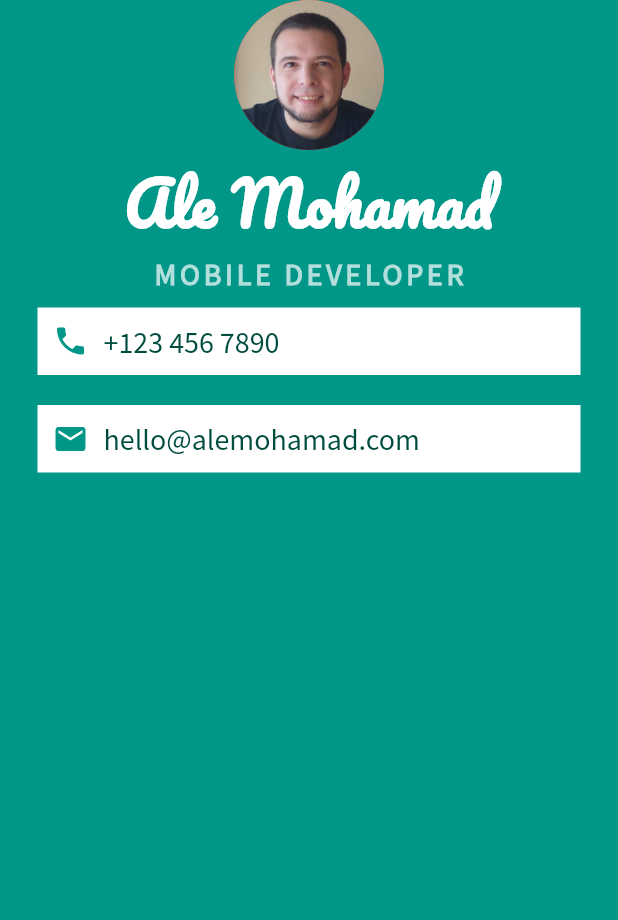
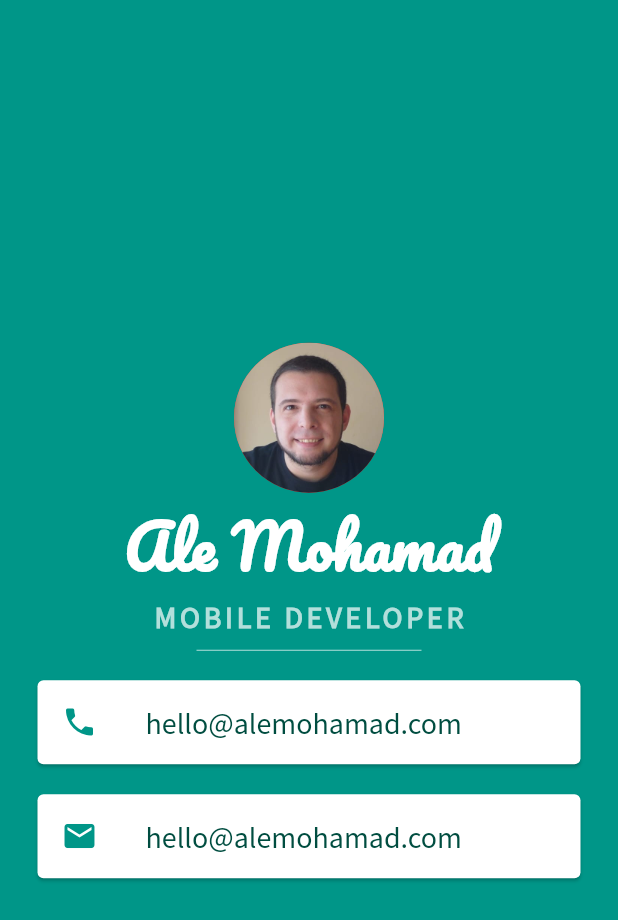
Before and after one commit to alemohamad/flutter-appbrewery, a Flutter app: the screen it shows after launch, on a phone screen of 412 x 824 dp. Shown: the top 920 px of the screen. Run offline on Flutter 3.47's test engine with Material 2 defaults, Android fonts, the phone set to English and light mode, and no system bars.

Commit message:
Changed Container for Card to use custom cards from Material Design

```diff
--- a/mi_card_flutter/lib/main.dart
+++ b/mi_card_flutter/lib/main.dart
@@ -12,6 +12,7 @@
         backgroundColor: Colors.teal,
         body: SafeArea(
           child: Column(
+            mainAxisAlignment: MainAxisAlignment.center,
             children: <Widget>[
               CircleAvatar(
                 radius: 50.0,
@@ -37,44 +38,21 @@
                   fontWeight: FontWeight.bold,
                 ),
               ),
-              Container(
-                color: Colors.white,
+              SizedBox(
+                height: 20.0,
+                width: 150.0,
+                child: Divider(
+                  color: Colors.teal.shade100,
+                ),
+              ),
+              Card(
                 margin: EdgeInsets.symmetric(vertical: 10.0, horizontal: 25.0),
-                padding: EdgeInsets.all(10.0),
-                child: Row(
-                  children: <Widget>[
-                    Icon(
+                child: ListTile(
+                  leading: Icon(
                     Icons.phone,
                     color: Colors.teal,
                   ),
-                    SizedBox(
-                      width: 10.0,
-                    ),
-                    Text(
-                      '+123 456 7890',
-                      style: TextStyle(
-                        color: Colors.teal.shade900,
-                        fontFamily: 'SourceSansPro',
-                        fontSize: 20.0,
-                      ),
-                    ),
-                  ],
-                ),
-              ),
-              Container(
-                color: Colors.white,
-                margin: EdgeInsets.symmetric(vertical: 10.0, horizontal: 25.0),
-                padding: EdgeInsets.all(10.0),
-                child: Row(
-                  children: <Widget>[
-                    Icon(
-                      Icons.mail,
-                      color: Colors.teal,
-                    ),
-                    SizedBox(
-                      width: 10.0,
-                    ),
-                    Text(
+                  title: Text(
                     'hello@alemohamad.com',
                     style: TextStyle(
                       color: Colors.teal.shade900,
@@ -82,7 +60,23 @@
                       fontSize: 20.0,
                     ),
                   ),
-                  ],
+                ),
+              ),
+              Card(
+                margin: EdgeInsets.symmetric(vertical: 10.0, horizontal: 25.0),
+                child: ListTile(
+                  leading: Icon(
+                    Icons.mail,
+                    color: Colors.teal,
+                  ),
+                  title: Text(
+                    'hello@alemohamad.com',
+                    style: TextStyle(
+                      color: Colors.teal.shade900,
+                      fontFamily: 'SourceSansPro',
+                      fontSize: 20.0,
+                    ),
+                  ),
                 ),
               ),
             ],
```
Lines whose indentation alone changed are shown as unchanged.
